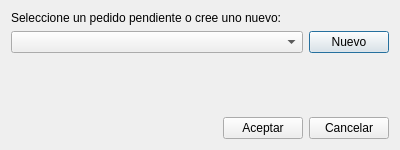
Old version of the form dialoganadirapedido.ui in the repository Ladis72/tienda.
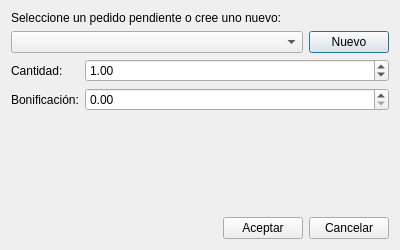
New version of the form.

```diff
--- a/dialoganadirapedido.ui
+++ b/dialoganadirapedido.ui
@@ -7,7 +7,7 @@
     <x>0</x>
     <y>0</y>
     <width>400</width>
-    <height>150</height>
+    <height>250</height>
    </rect>
   </property>
   <property name="windowTitle">
@@ -42,6 +42,50 @@
      </item>
     </layout>
    </item>
+   <item>
+    <layout class="QFormLayout" name="formLayout">
+     <item row="0" column="0">
+      <widget class="QLabel" name="labelCantidad">
+       <property name="text">
+        <string>Cantidad:</string>
+       </property>
+      </widget>
+     </item>
+     <item row="0" column="1">
+      <widget class="QDoubleSpinBox" name="doubleSpinBoxCantidad">
+       <property name="minimum">
+        <double>0.010000000000000</double>
+       </property>
+       <property name="maximum">
+        <double>99999.990000000000000</double>
+       </property>
+       <property name="value">
+        <double>1.000000000000000</double>
+       </property>
+      </widget>
+     </item>
+     <item row="1" column="0">
+      <widget class="QLabel" name="labelBonificacion">
+       <property name="text">
+        <string>Bonificación:</string>
+       </property>
+      </widget>
+     </item>
+     <item row="1" column="1">
+      <widget class="QDoubleSpinBox" name="doubleSpinBoxBonificacion">
+       <property name="minimum">
+        <double>0.0</double>
+       </property>
+       <property name="maximum">
+        <double>99999.990000000000000</double>
+       </property>
+       <property name="value">
+        <double>0.0</double>
+       </property>
+      </widget>
+     </item>
+    </layout>
+   </item>
    <item>
     <spacer name="verticalSpacer">
      <property name="orientation">
```
